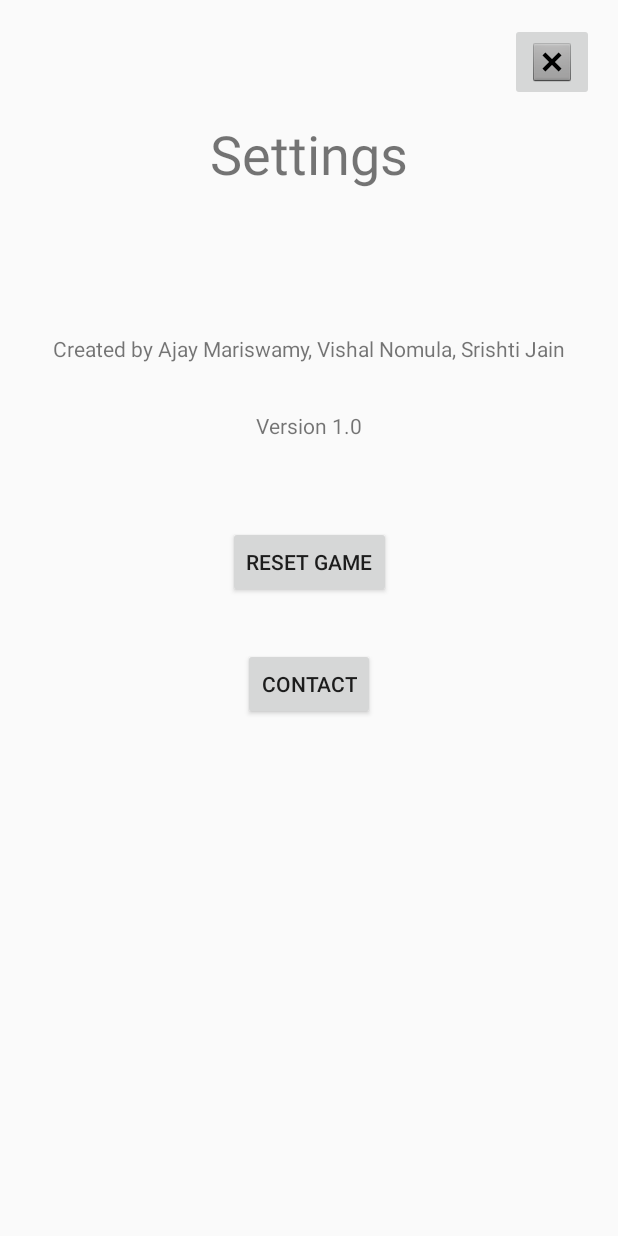
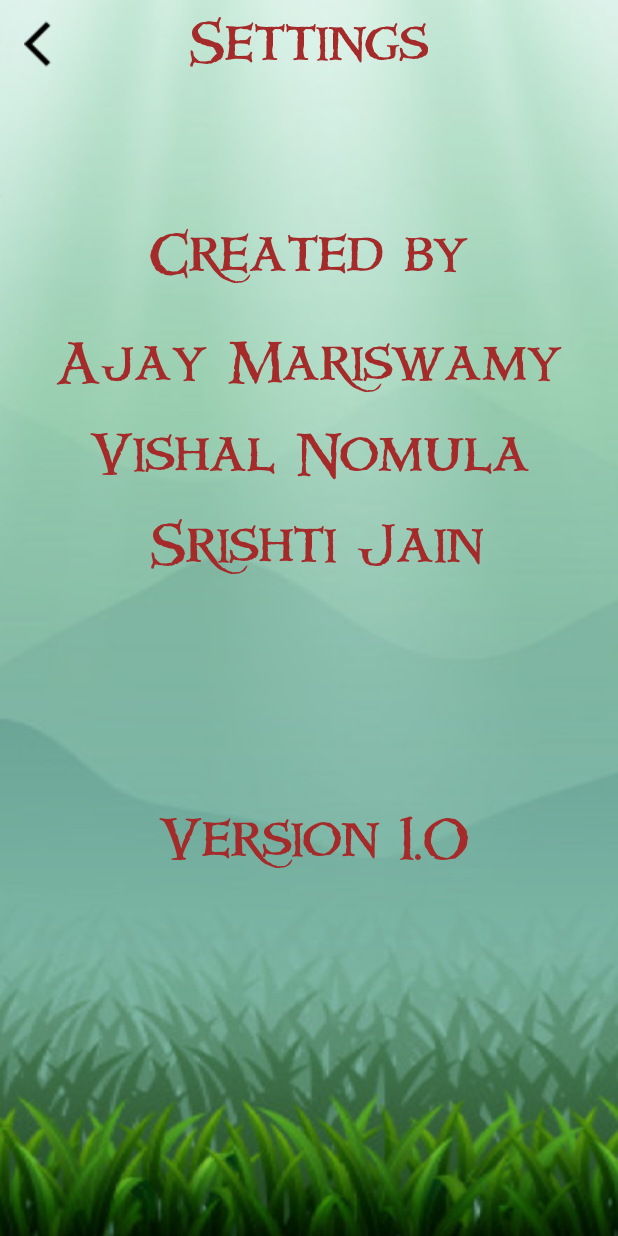
Before and after one commit to vishalnomula/AgileApes-master, an Android app: the SettingsActivity screen opened directly, with no data from a screen before it, on a phone screen of 412 x 824 dp. Run offline under Robolectric (Android 15) with nearby library versions, the light colour scheme and no system bars.

Commit message:
Settings screen completed

```diff
--- a/app/src/main/AndroidManifest.xml
+++ b/app/src/main/AndroidManifest.xml
@@ -13,9 +13,7 @@
         <activity android:name=".ProgressActivity" />
         <activity android:name=".QuizActivity" />
         <activity android:name=".CorrectAnswerActivity" />
-        <activity android:name=".HowToPlayActivity" />
         <activity android:name=".SettingsActivity" />
-        <activity android:name=".AboutActivity" />
         <activity android:name=".HomeActivity" />
         <activity android:name=".MainActivity">
             <intent-filter>
--- a/app/src/main/res/layout/activity_settings.xml
+++ b/app/src/main/res/layout/activity_settings.xml
@@ -4,77 +4,115 @@
     xmlns:tools="http://schemas.android.com/tools"
     android:layout_width="match_parent"
     android:layout_height="match_parent"
+    android:background="@drawable/settingsbackground"
     tools:context=".SettingsActivity">
 
     <TextView
-        android:id="@+id/tvSettingsTitle"
+        android:id="@+id/tvSettingsVishalNomula"
         android:layout_width="wrap_content"
         android:layout_height="wrap_content"
-        android:layout_marginTop="78dp"
+        android:layout_marginStart="57dp"
+        android:layout_marginTop="8dp"
+        android:layout_marginEnd="58dp"
+        android:fontFamily="@font/windlass"
+        android:text="Vishal Nomula"
+        android:textAlignment="center"
+        android:textColor="@color/Brown"
+        android:textSize="36sp"
+        app:layout_constraintEnd_toEndOf="parent"
+        app:layout_constraintStart_toStartOf="parent"
+        app:layout_constraintTop_toBottomOf="@+id/tvSettingsAjayMariswamy" />
+
+    <TextView
+        android:id="@+id/tvSettingsSrishtiJain"
+        android:layout_width="wrap_content"
+        android:layout_height="wrap_content"
+        android:layout_marginStart="99dp"
+        android:layout_marginTop="8dp"
+        android:layout_marginEnd="89dp"
+        android:fontFamily="@font/windlass"
+        android:text="Srishti Jain"
+        android:textAlignment="center"
+        android:textColor="@color/Brown"
+        android:textSize="36sp"
+        app:layout_constraintEnd_toEndOf="parent"
+        app:layout_constraintStart_toStartOf="parent"
+        app:layout_constraintTop_toBottomOf="@+id/tvSettingsVishalNomula" />
+
+    <TextView
+        android:id="@+id/tvSettingsAjayMariswamy"
+        android:layout_width="wrap_content"
+        android:layout_height="wrap_content"
+        android:layout_marginStart="36dp"
+        android:layout_marginTop="20dp"
+        android:layout_marginEnd="36dp"
+        android:fontFamily="@font/windlass"
+        android:text="Ajay Mariswamy"
+        android:textAlignment="center"
+        android:textColor="@color/Brown"
+        android:textSize="36sp"
+        app:layout_constraintEnd_toEndOf="parent"
+        app:layout_constraintStart_toStartOf="parent"
+        app:layout_constraintTop_toBottomOf="@+id/tvSettingsCreatedBy" />
+
+    <TextView
+        android:id="@+id/tvSettingsSettings"
+        android:layout_width="wrap_content"
+        android:layout_height="wrap_content"
+        android:layout_marginTop="3dp"
+        android:fontFamily="@font/windlass"
         android:text="Settings"
+        android:textAlignment="center"
+        android:textColor="@color/Brown"
         android:textSize="36sp"
         app:layout_constraintEnd_toEndOf="parent"
         app:layout_constraintStart_toStartOf="parent"
         app:layout_constraintTop_toTopOf="parent" />
 
     <TextView
-        android:id="@+id/tvSettingsCredits"
+        android:id="@+id/tvSettingsCreatedBy"
         android:layout_width="wrap_content"
         android:layout_height="wrap_content"
-        android:layout_marginTop="96dp"
-        android:text="Created by Ajay Mariswamy, Vishal Nomula, Srishti Jain"
+        android:layout_marginStart="99dp"
+        android:layout_marginTop="88dp"
+        android:layout_marginEnd="99dp"
+        android:fontFamily="@font/windlass"
+        android:text="Created by"
+        android:textAlignment="center"
+        android:textColor="@color/Brown"
+        android:textSize="36sp"
         app:layout_constraintEnd_toEndOf="parent"
         app:layout_constraintStart_toStartOf="parent"
-        app:layout_constraintTop_toBottomOf="@+id/tvSettingsTitle" />
+        app:layout_constraintTop_toBottomOf="@+id/tvSettingsSettings" />
 
     <TextView
         android:id="@+id/tvSettingsVersion"
         android:layout_width="wrap_content"
         android:layout_height="wrap_content"
-        android:layout_marginTop="32dp"
+        android:layout_marginStart="104dp"
+        android:layout_marginTop="167dp"
+        android:layout_marginEnd="99dp"
+        android:layout_marginBottom="261dp"
+        android:fontFamily="@font/windlass"
         android:text="Version 1.0"
-        app:layout_constraintEnd_toEndOf="parent"
-        app:layout_constraintStart_toStartOf="parent"
-        app:layout_constraintTop_toBottomOf="@+id/tvSettingsCredits" />
-
-    <Button
-        android:id="@+id/btSettingsReset"
-        android:layout_width="wrap_content"
-        android:layout_height="wrap_content"
-        android:layout_marginStart="8dp"
-        android:layout_marginTop="57dp"
-        android:layout_marginEnd="8dp"
-        android:text="Reset Game"
-        app:layout_constraintEnd_toEndOf="parent"
-        app:layout_constraintStart_toStartOf="parent"
-        app:layout_constraintTop_toBottomOf="@+id/tvSettingsVersion" />
-
-    <Button
-        android:id="@+id/btSettingsContact"
-        android:layout_width="wrap_content"
-        android:layout_height="wrap_content"
-        android:layout_marginTop="8dp"
-        android:layout_marginBottom="64dp"
-        android:text="Contact"
+        android:textAlignment="center"
+        android:textColor="@color/Brown"
+        android:textSize="36sp"
         app:layout_constraintBottom_toBottomOf="parent"
         app:layout_constraintEnd_toEndOf="parent"
         app:layout_constraintStart_toStartOf="parent"
-        app:layout_constraintTop_toBottomOf="@+id/btSettingsReset"
-        app:layout_constraintVertical_bias="0.084" />
+        app:layout_constraintTop_toBottomOf="@+id/tvSettingsSrishtiJain" />
 
     <ImageButton
-        android:id="@+id/btGoHome"
+        android:id="@+id/imageButton"
         android:layout_width="wrap_content"
         android:layout_height="wrap_content"
-        android:layout_marginStart="340dp"
-        android:layout_marginTop="16dp"
-        android:layout_marginEnd="16dp"
-        android:layout_marginBottom="156dp"
+        android:layout_marginStart="16dp"
+        android:layout_marginTop="8dp"
+        android:background="@android:color/transparent"
         android:onClick="launchHomeScreen"
-        app:layout_constraintBottom_toTopOf="@+id/tvSettingsCredits"
-        app:layout_constraintEnd_toEndOf="parent"
         app:layout_constraintStart_toStartOf="parent"
-        app:layout_constraintTop_toTopOf="parent"
-        app:srcCompat="@android:drawable/btn_dialog" />
+        app:layout_constraintTop_toTopOf="@+id/tvSettingsSettings"
+        app:srcCompat="@drawable/arrowback" />
 
 </android.support.constraint.ConstraintLayout>
--- a/app/src/main/res/values/colors.xml
+++ b/app/src/main/res/values/colors.xml
@@ -37,7 +37,7 @@
     <color name="OldLace">#FDF5E6</color>
     <color name="LightGoldenrodYellow">#FAFAD2</color>
     <color name="Linen">#FAF0E6</color>
-    <color name="AntiqueWhite">#FAEBD7</color>
+    <color name="AntiqueWhite">#CAEBDA</color>
     <color name="Salmon">#FA8072</color>
     <color name="GhostWhite">#F8F8FF</color>
     <color name="MintCream">#F5FFFA</color>
@@ -100,7 +100,7 @@
     <color name="Olive">#808000</color>
     <color name="Purple">#800080</color>
     <color name="Maroon">#800000</color>
-    <color name="Aquamarine">#7FFFD4</color>
+    <color name="Aquamarine">#150D11</color>
     <color name="Chartreuse">#7FFF00</color>
     <color name="LawnGreen">#7CFC00</color>
     <color name="MediumSlateBlue">#7B68EE</color>
```
Also changed, not shown: app/src/main/java/com/example/agileapes/AboutActivity.java (deleted, +0 -20 lines), app/src/main/java/com/example/agileapes/HomeActivity.java (+0 -10 lines), app/src/main/java/com/example/agileapes/HowToPlayActivity.java (deleted, +0 -20 lines), app/src/main/res/layout/activity_about.xml (deleted, +0 -43 lines), app/src/main/res/layout/activity_home.xml (+6 -33 lines), app/src/main/res/layout/activity_how_to_play.xml (deleted, +0 -43 lines), app/src/main/res/layout/activity_main.xml (+8 -7 lines), app/src/main/res/drawable/arrowback.png (added), app/src/main/res/drawable/clear.png (added), app/src/main/res/drawable/junglebackgroundvectors.jpg (added), app/src/main/res/drawable/settingsbackground.png (added), app/src/main/res/drawable/threemonkeys.png (added), 1 other file.
